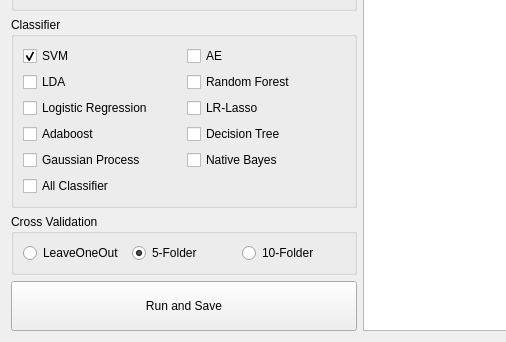
salan668/FAE, file GUI/Process.ui: the form before one commit; both pictures show x 0 to 506 and y 507 to 849 of the 1040 by 849 pixel window.
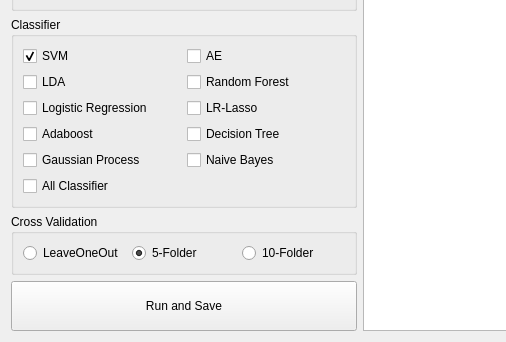
The form after the commit.

Commit message: Fix the bug of processing and report UI.

What changed in the file:
```diff
--- a/GUI/Process.ui
+++ b/GUI/Process.ui
@@ -297,7 +297,7 @@
             <item row="5" column="1">
              <widget class="QCheckBox" name="checkNativeBayes">
               <property name="text">
-               <string>Native Bayes</string>
+               <string>Naive Bayes</string>
               </property>
              </widget>
             </item>
```
Left out of the diff: 8 changed lines with no effect on the pictures. The commit also changes 3 other files.
